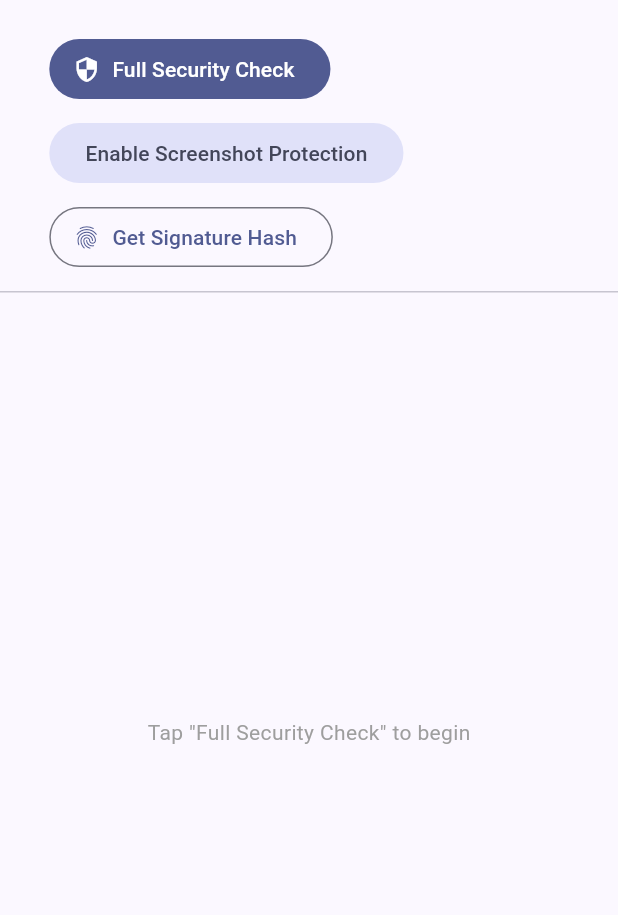
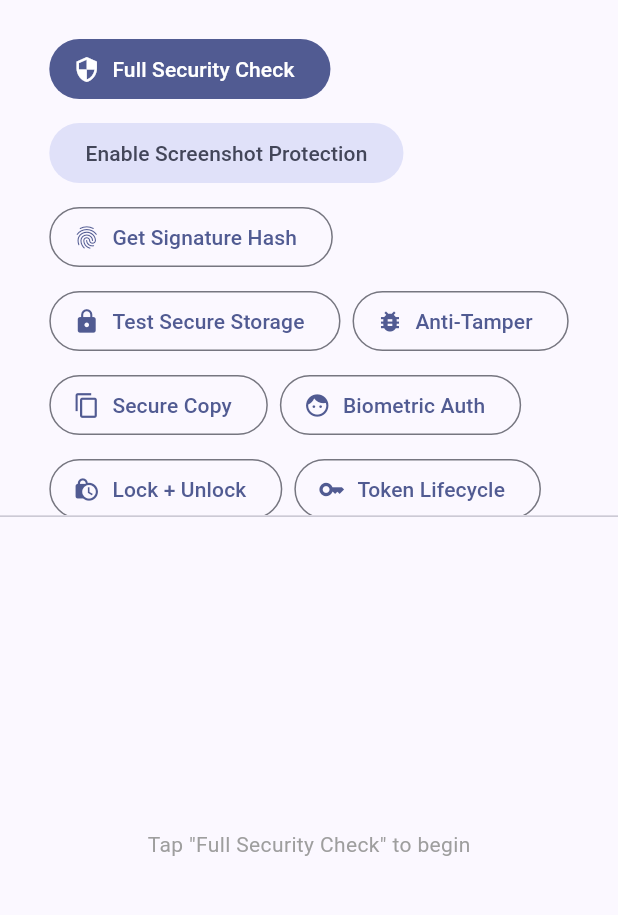
Before and after one commit to DeepakPal25/flutter_security_suite, a Flutter app: the screen it shows after launch, on a phone screen of 412 x 824 dp, the part 63-978 px from its top. Run offline on Flutter 3.47's test engine with Material 3 defaults, Android fonts, the phone set to English and light mode, and no system bars.

Commit message:
Fix Android R8 release builds, SwiftPM product name and example Gradle wrapper
- Ship consumer ProGuard rules so Tink's compile-only annotations no longer break R8 in release builds
- Rename the SwiftPM library product to flutter-security-suite
- Bump the example Gradle wrapper to 9.1.0 (runs on JDK 25)
- Let the example button list use up to 40% of the screen height
- Update CHANGELOG

```diff
--- a/example/lib/main.dart
+++ b/example/lib/main.dart
@@ -298,7 +298,9 @@ class _HomePageState extends State<HomePage> {
 
             // ── Action buttons ────────────────────────────────────────────────
             ConstrainedBox(
-              constraints: const BoxConstraints(maxHeight: 180),
+              constraints: BoxConstraints(
+                maxHeight: MediaQuery.sizeOf(context).height * 0.4,
+              ),
               child: SingleChildScrollView(
                 padding:
                     const EdgeInsets.symmetric(horizontal: 16, vertical: 8),
```
Also changed, not shown: 5 other files.
